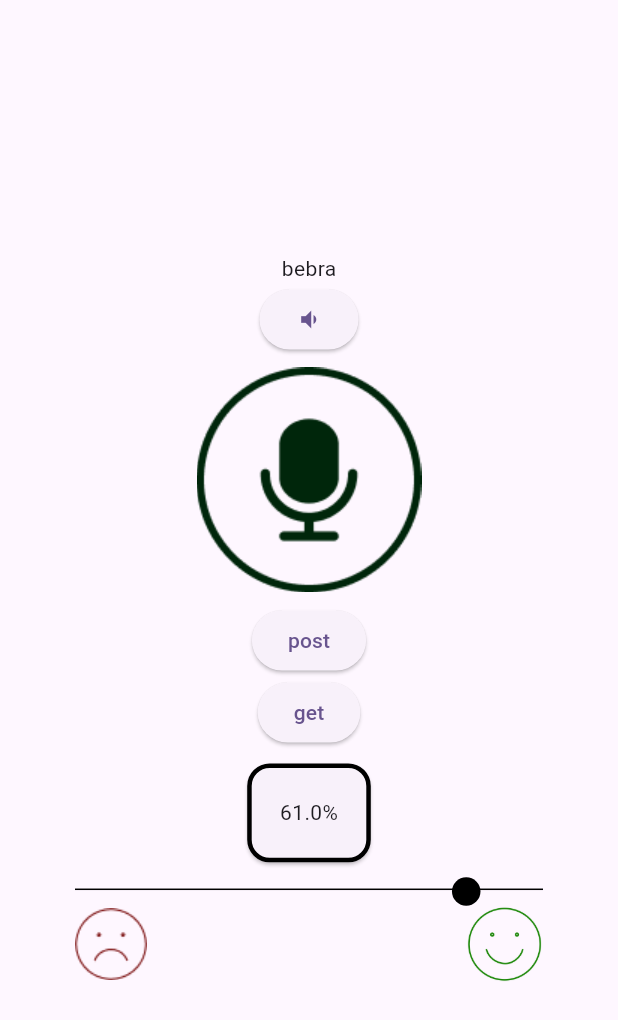
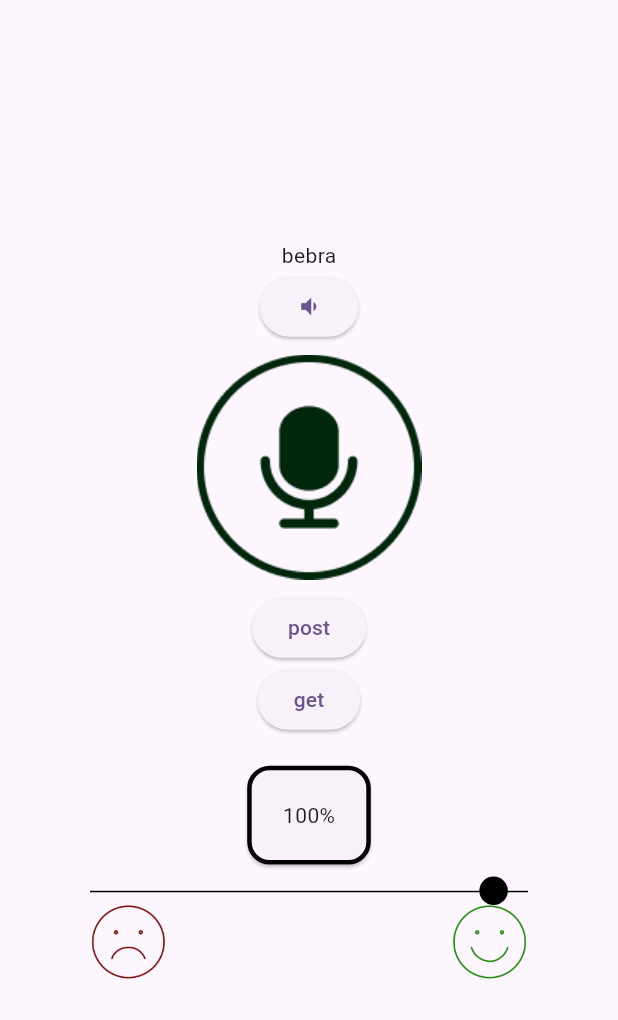
Before and after one commit to Lyynnnx/eleMentalProj, a Flutter app: the screen it shows after launch, on a phone screen of 412 x 824 dp. Shown: the top 1020 px of the screen. Run offline on Flutter 3.47's test engine with Material 3 defaults, Android fonts, the light colour scheme and no system bars; our stand-ins replace flutter_riverpod, permission_handler; missing offline and left inert: flutter_sound.

Commit message:
added rating scala

```diff
--- a/frontend/mentalproj/lib/repositories/audio_repository.dart
+++ b/frontend/mentalproj/lib/repositories/audio_repository.dart
@@ -24,6 +24,7 @@ final uri=Uri.parse('https://troll-engaged-cougar.ngrok-free.app/api/audio/trans
 
   void sendAudio(WidgetRef ref)async{
     String filePath = ref.read(audioPathProvider);
+
     if(filePath==""){
       print("иди нафиг");
       return;
--- a/frontend/mentalproj/lib/utils/audio_player.dart
+++ b/frontend/mentalproj/lib/utils/audio_player.dart
@@ -10,6 +10,7 @@ class AudioPlayer {
   }
 
   Future<void> play(String filePath, WidgetRef ref) async {
+     print("слушаю по $filePath");
    if(ref.read(isPlayingProvider.notifier).state){
     await stop();
  //   await dispose();
--- a/frontend/mentalproj/lib/widgets/show_rating_widget.dart
+++ b/frontend/mentalproj/lib/widgets/show_rating_widget.dart
@@ -10,59 +10,65 @@ class ShowRatingWidget extends StatefulWidget {
 class _ShowRatingWidgetState extends State<ShowRatingWidget> {
   @override
   Widget build(BuildContext context) {
-    double score = 0.61;
+    double score = 1;
     return Container(
+      width: double.infinity,
+      child: Padding(
+        padding: const EdgeInsets.all(10.0),
         child: Column(
           children: [
             Card(
-            shape: RoundedRectangleBorder(
+              shape: const RoundedRectangleBorder(
                 side: BorderSide(color: Colors.black, width: 3),
                 borderRadius: BorderRadius.all(
                   Radius.circular(15),
                 ),
               ),
               borderOnForeground: true,
+              margin: const EdgeInsets.all(10),
               child: Container(
                 width: MediaQuery.of(context).size.width * 0.2,
                 height: MediaQuery.of(context).size.height * 0.08,
                 child: Center(
-                child: Text("${score * 100}%"),
+                  child: Text("${(score * 100).toInt()}%"),
                 ),
               ),
-            margin: EdgeInsets.all(10),
             ),
             Stack(
+              clipBehavior: Clip.none,
               children: [
-              Divider(
+                const Divider(
                   color: Colors.black,
                 ),
-              Row(
-                mainAxisAlignment: MainAxisAlignment.start,
-                children: [
-                  SizedBox(
-                    width: MediaQuery.of(context).size.width * score,
+                Positioned(
+                  left: MediaQuery.of(context).size.width *
+                      0.63 *
+                      score, // Вычисляем позицию кружка
+                  top: -2, // Поднимаем кружок, чтобы он был на уровне линии
+                  child: Container(
+                    decoration: const BoxDecoration(
+                      color: Colors.black,
+                      shape: BoxShape.circle,
                     ),
-
-                    Container(
-                      decoration: BoxDecoration(color:Colors.black, shape: BoxShape.circle),
-                      width: 19, height: 19,
-                      child: Text(""),
-
+                    width: 19, // Размер кружка
+                    height: 19,
                   ),
-
-                ],
                 ),
               ],
             ),
             Row(
               children: [
-              Image.asset('assets/sad_face.png'),
-              Spacer(),
-              Image.asset('assets/smile_face.png', scale:10)
+                Image.asset(
+                  'assets/sad_face.png',
+                  scale: 10,
+                ),
+                const Spacer(),
+                Image.asset('assets/smile_face.png', scale: 10)
               ],
             )
           ],
         ),
+      ),
     );
   }
 }
```
Also changed, not shown: frontend/mentalproj/assets/sad_face.png. Lines whose indentation alone changed are shown as unchanged.
